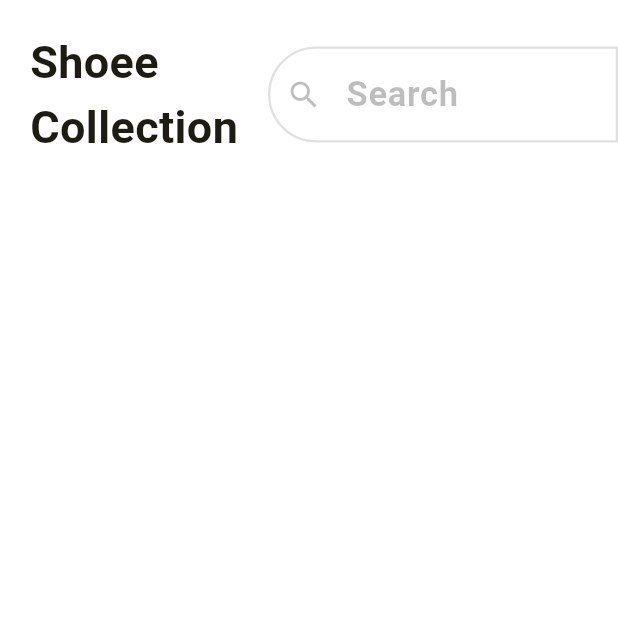
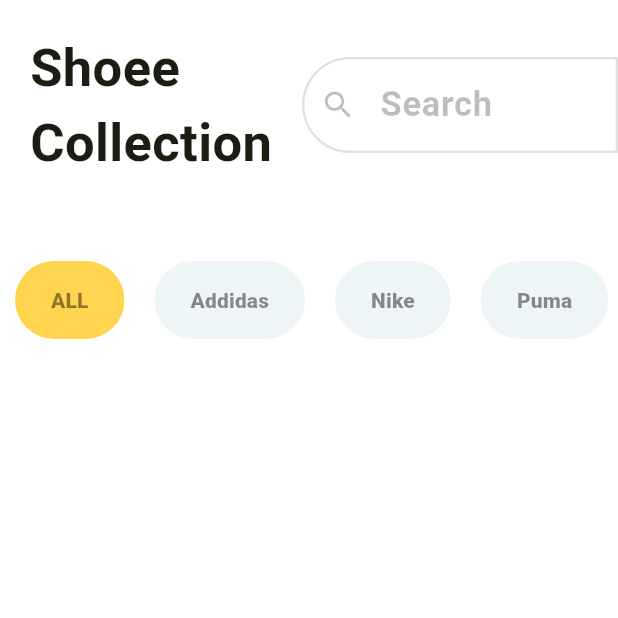
Before and after one commit to vijay4dev/ecomapp_project, a Flutter app: the screen it shows after launch, on a phone screen of 412 x 824 dp, the top half of it. Run offline on Flutter 3.47's test engine with Material 3 defaults, Android fonts, the phone set to English and light mode, and no system bars; Roboto replaces fonts that are missing (sans).

Commit message:
splited the code and created filter

```diff
--- a/lib/pages/home_page.dart
+++ b/lib/pages/home_page.dart
@@ -1,23 +1,32 @@
+import 'package:ecomapp_project/pages/shoe_filter.dart';
 import 'package:flutter/material.dart';
 
 class HomePage extends StatelessWidget {
   const HomePage({super.key});
 
+  final List<String> filters = const [
+    'ALL',
+    'Addidas',
+    'Nike',
+    'Puma',
+    'RedTape',
+  ];
+
   @override
   Widget build(BuildContext context) {
-    return const Scaffold(
+    return Scaffold(
       backgroundColor: Colors.white,
       body: SafeArea(
         child: Column(
           children: [
-            Row(
+            const Row(
               children: [
                 Padding(
                   padding: EdgeInsets.all(20.0),
                   child: Text(
                     'Shoee\nCollection',
                     style: TextStyle(
-                      fontSize: 30,
+                      fontSize: 35,
                       fontWeight: FontWeight.bold,
                     ),
                   ),
@@ -29,17 +38,25 @@
                     contentPadding: EdgeInsets.all(20),
                     prefixIcon: Icon(Icons.search),
                     enabledBorder: OutlineInputBorder(
-                        borderSide: BorderSide(width: 1.5,color: Colors.black12),
-                        borderRadius: BorderRadius.only(topLeft:Radius.circular(40),bottomLeft: Radius.circular(40)),
+                      borderSide: BorderSide(width: 1.5, color: Colors.black12),
+                      borderRadius: BorderRadius.only(
+                          topLeft: Radius.circular(40),
+                          bottomLeft: Radius.circular(40)),
                     ),
                     focusedBorder: OutlineInputBorder(
-                        borderSide: BorderSide(color: Colors.black12),
-                        borderRadius: BorderRadius.only(topLeft:Radius.circular(40),bottomLeft: Radius.circular(40)),
+                      borderSide: BorderSide(color: Colors.black45),
+                      borderRadius: BorderRadius.only(
+                          topLeft: Radius.circular(40),
+                          bottomLeft: Radius.circular(40)),
                     ),
                   ),
-                  )
+                )),
+              ],
             ),
-              ],
+            SizedBox(
+              height: 120,
+
+              child: ShoeFilter(filteritem: filters),
             ),
           ],
         ),
--- /dev/null
+++ b/lib/pages/shoe_filter.dart
@@ -0,0 +1,59 @@
+import 'package:flutter/material.dart';
+
+class ShoeFilter extends StatefulWidget {
+  final List filteritem;
+
+  const ShoeFilter({
+    super.key,
+    required this.filteritem
+  });
+  @override
+  State<ShoeFilter> createState() => _ShoeFilterState();
+}
+class _ShoeFilterState extends State<ShoeFilter> {
+  String? selected;
+  @override
+  void initState() {
+    super.initState();
+    // Initialize 'selected' with the first item in the list
+    if (widget.filteritem.isNotEmpty) {
+      selected = widget.filteritem[0];
+    }
+  }
+  Widget build(BuildContext context) {
+    return   ListView.builder(
+                scrollDirection: Axis.horizontal,
+                itemCount: widget.filteritem.length,
+                itemBuilder: (context, index) {
+                  final filter = widget.filteritem[index];
+                  return Padding(
+                    padding: const EdgeInsets.symmetric(horizontal: 10),
+                    child: GestureDetector(
+                      onTap: (){
+                        setState(() {
+                            selected = filter;
+                        });
+                      },
+                      child: Chip(
+                        backgroundColor:selected == filter? Colors.amber[300]:const Color.fromARGB(162, 227, 242, 253),
+                        shape: RoundedRectangleBorder(
+                            side: const BorderSide(
+                                width: 0, color: Colors.transparent),
+                            borderRadius: BorderRadius.circular(30)),
+                        label: Padding(
+                          padding: const EdgeInsets.all(8.0),
+                          child: Text(
+                            widget.filteritem[index],
+                            style: const TextStyle(
+                              color: Colors.black45,
+                              fontWeight: FontWeight.w800,
+                            ),
+                          ),
+                        ),
+                      ),
+                    ),
+                  );
+                },
+      );
+  }
+}
```
Lines whose indentation alone changed are shown as unchanged.
